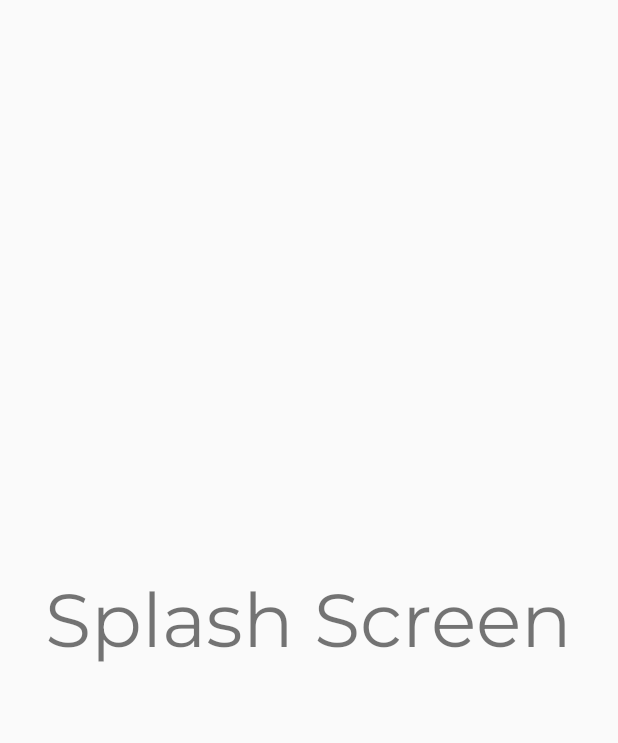
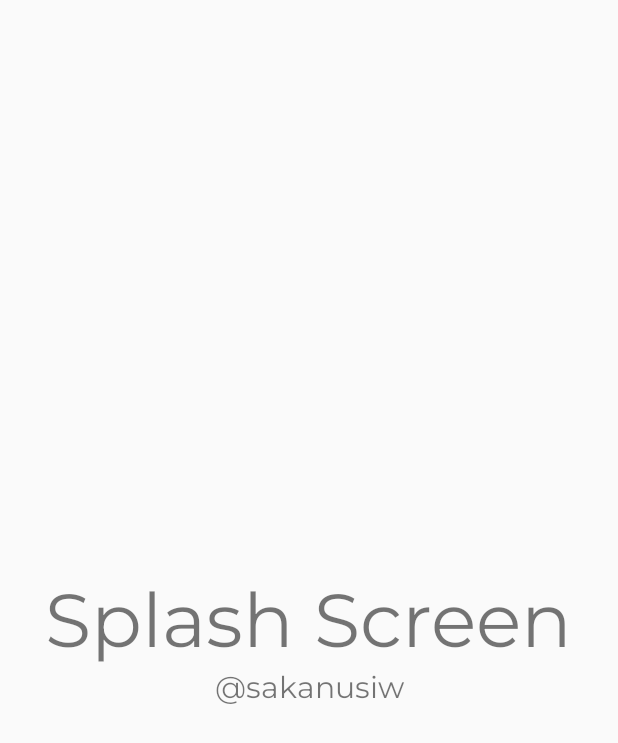
Before and after one commit to sakanusiw/TravelPurworejo, an Android app: the MainActivity screen opened directly, with no data from a screen before it, on a phone screen of 412 x 824 dp. Shown: the top 743 px of the screen. Run offline under Robolectric (Android 15) with nearby library versions, the phone set to English and light mode, and no system bars.

Commit message:
added some things (failed adding Scroll View)

```diff
--- a/app/src/main/java/com/example/travelpurworejo/HomeActivity.kt
+++ b/app/src/main/java/com/example/travelpurworejo/HomeActivity.kt
@@ -41,7 +41,7 @@ class HomeActivity : AppCompatActivity() {
         val imageResources1 = mutableListOf<Int>() // Replace with a list of drawable resources
         // Add resource IDs to imageResources here
         imageResources1.add(R.drawable.nearby_alunalun)
-        imageResources1.add(R.drawable.nearby_alunalun)
+        imageResources1.add(R.drawable.nearby_museumtosanaji)
         imageResources1.add(R.drawable.nearby_alunalun)
 
         val adapter1 = NearbyAdapter(imageResources1)
--- a/app/src/main/res/layout/activity_home.xml
+++ b/app/src/main/res/layout/activity_home.xml
@@ -162,10 +162,12 @@
         android:layout_width="match_parent"
         android:layout_height="wrap_content"
         android:layout_marginTop="1dp"
+        android:layout_marginBottom="10dp"
         android:orientation="horizontal"
         app:layout_constraintEnd_toEndOf="parent"
         app:layout_constraintStart_toStartOf="parent"
-        app:layout_constraintTop_toBottomOf="@+id/linearLayoutKategori">
+        app:layout_constraintTop_toBottomOf="@+id/linearLayoutKategori"
+        app:layout_constraintBottom_toTopOf="@id/textViewTerdekat">
 
         <ImageButton
             android:layout_width="wrap_content"
@@ -209,7 +211,6 @@
         android:layout_width="match_parent"
         android:layout_height="wrap_content"
         android:layout_marginHorizontal="15dp"
-        android:layout_marginVertical="10dp"
         android:text="Terdekat"
         android:textSize="18sp"
         android:textStyle="bold"
@@ -222,6 +223,7 @@
         android:id="@+id/recyclerView1"
         android:layout_width="match_parent"
         android:layout_height="wrap_content"
+        android:layout_marginTop="10dp"
         android:orientation="horizontal"
         app:layout_constraintTop_toBottomOf="@id/textViewTerdekat"
         app:layout_constraintEnd_toEndOf="parent"
--- a/app/src/main/res/layout/activity_main.xml
+++ b/app/src/main/res/layout/activity_main.xml
@@ -8,6 +8,7 @@
     tools:ignore="HardcodedText">
 
     <TextView
+        android:id="@+id/splashScreen"
         android:layout_width="wrap_content"
         android:layout_height="wrap_content"
         android:text="Splash Screen"
@@ -17,4 +18,13 @@
         app:layout_constraintStart_toStartOf="parent"
         app:layout_constraintTop_toTopOf="parent" />
 
+    <TextView
+        android:layout_width="wrap_content"
+        android:layout_height="wrap_content"
+        android:text=" @sakanusiw "
+        android:textSize="20sp"
+        app:layout_constraintTop_toBottomOf="@id/splashScreen"
+        app:layout_constraintStart_toStartOf="parent"
+        app:layout_constraintEnd_toEndOf="parent"/>
+
 </androidx.constraintlayout.widget.ConstraintLayout>
```
Also changed, not shown: app/src/main/res/drawable/nearby_museumtosanaji.png (added).
